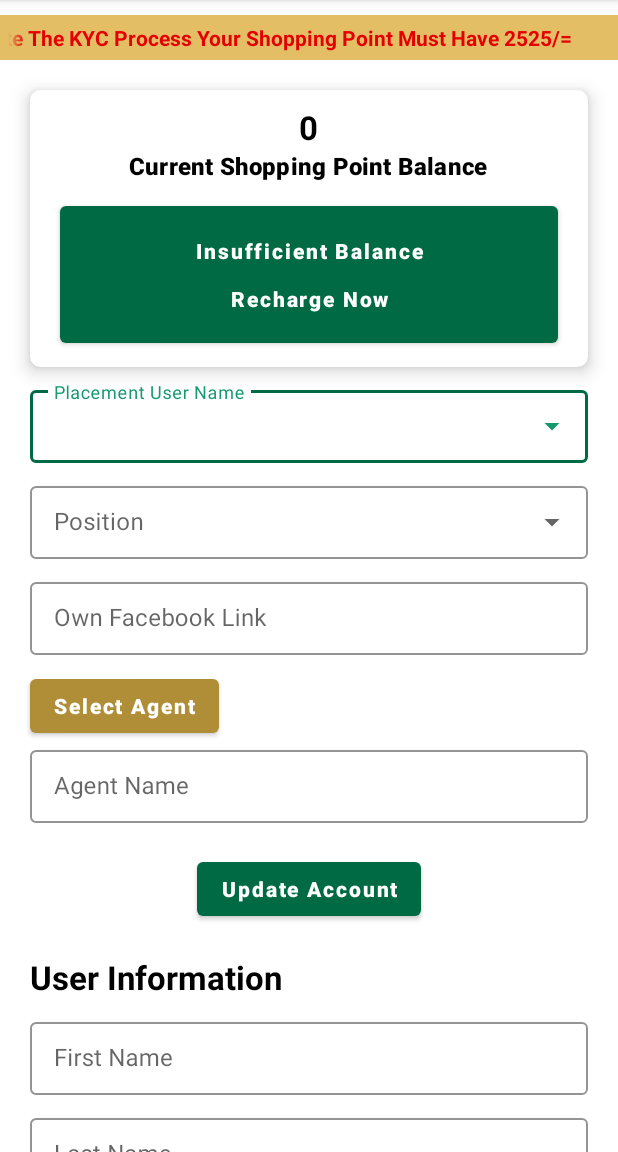
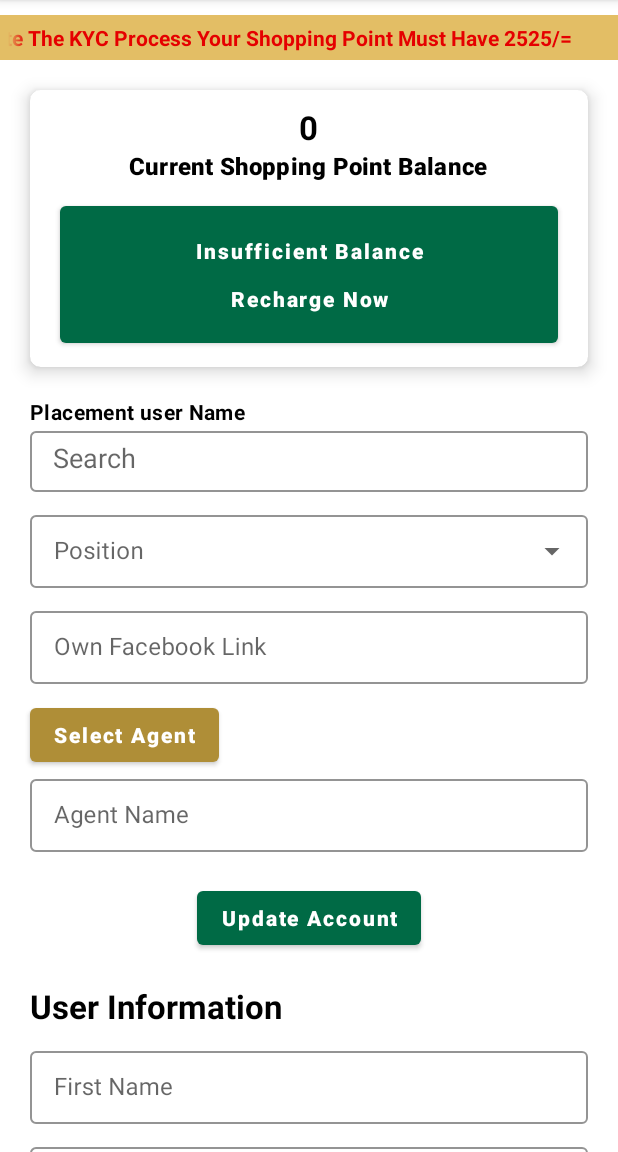
Before and after one commit to IbrarTanim/PBIBD-App, an Android app: the fragment UpdateKYCFragment shown on its own in the app's theme, on a phone screen of 412 x 824 dp, the part 84-1236 px from its top. Run offline under Robolectric (Android 15) with nearby library versions, the phone set to English and light mode, and no system bars; our stand-ins replace CircleImageView; libraries missing offline, so code that uses them is left out: es.dmoral.toasty.

Commit message:
14/03/2022

```diff
--- a/app/src/main/java/com/pbilbd/activities/SplashActivity.java
+++ b/app/src/main/java/com/pbilbd/activities/SplashActivity.java
@@ -25,7 +25,7 @@ public class SplashActivity extends AppCompatActivity {
         setContentView(binding.getRoot());
         activity = this;
 
-        new Handler().postDelayed(new Runnable() {
+        binding.splashMainLayout.post(new Runnable() {
             @Override
             public void run() {
                 binding.splashMainLayout.transitionToEnd();
@@ -62,7 +62,7 @@ public class SplashActivity extends AppCompatActivity {
                     }
                 });
             }
-        }, 300);
+        });
 
     }
 
--- a/app/src/main/java/com/pbilbd/activities/signin/SignInActivity.java
+++ b/app/src/main/java/com/pbilbd/activities/signin/SignInActivity.java
@@ -47,12 +47,12 @@ public class SignInActivity extends AppCompatActivity {
          * Page
          * Animation
          * */
-        new Handler().postDelayed(new Runnable() {
+        binding.signInMainLayout.post(new Runnable() {
             @Override
             public void run() {
                 binding.signInMainLayout.transitionToEnd();
             }
-        }, 300);
+        });
 
 
         activity = this;
--- a/app/src/main/java/com/pbilbd/activities/signup/SignUpActivity.java
+++ b/app/src/main/java/com/pbilbd/activities/signup/SignUpActivity.java
@@ -49,12 +49,12 @@ public class SignUpActivity extends AppCompatActivity {
          * Page
          * Animation
          * */
-        new Handler().postDelayed(new Runnable() {
+        binding.signUpMotionLayout.post(new Runnable() {
             @Override
             public void run() {
                 binding.signUpMotionLayout.transitionToEnd();
             }
-        }, 300);
+        });
 
     }
 
--- a/app/src/main/java/com/pbilbd/network/NetworkInterface.java
+++ b/app/src/main/java/com/pbilbd/network/NetworkInterface.java
@@ -4,6 +4,7 @@ import com.pbilbd.dto.responses.dashboard.DashboardResponse;
 import com.pbilbd.dto.responses.defaultsuccess.DefaultSuccessResponse;
 import com.pbilbd.dto.responses.loginresponse.LoginResponse;
 import com.pbilbd.dto.responses.placementuser.PlacementUserResponse;
+import com.pbilbd.dto.responses.positionbyplacement.PositionByPlacementResponse;
 import com.pbilbd.dto.responses.regresponse.RegistrationResponse;
 import com.pbilbd.dto.responses.shoppingpointtransactions.ShoppingPointTransactionsResponse;
 
@@ -87,4 +88,12 @@ public interface NetworkInterface {
      * */
     @POST("placement")
     Call<PlacementUserResponse> searchPlacementUser(@Header("Authorization") String accessToken, @Query("username") String placementUser);
+
+    /**
+     * Position
+     * By
+     * Placement
+     * */
+    @POST("position")
+    Call<PositionByPlacementResponse> positionByPlacement(@Header("Authorization") String accessToken, @Query("username") String placementUser);
 }
--- a/app/src/main/java/com/pbilbd/ui/dashboard/updatekyc/UpdateKYCViewModel.java
+++ b/app/src/main/java/com/pbilbd/ui/dashboard/updatekyc/UpdateKYCViewModel.java
@@ -6,6 +6,7 @@ import androidx.lifecycle.MutableLiveData;
 import androidx.lifecycle.ViewModel;
 
 import com.pbilbd.dto.responses.placementuser.PlacementUserResponse;
+import com.pbilbd.dto.responses.positionbyplacement.PositionByPlacementResponse;
 
 public class UpdateKYCViewModel extends ViewModel {
 
@@ -18,4 +19,8 @@ public class UpdateKYCViewModel extends ViewModel {
     public MutableLiveData<PlacementUserResponse> searchPlacementUser(String placementUser){
         return repository.searchPlacementUser(placementUser);
     }
+
+    public MutableLiveData<PositionByPlacementResponse> positionByPlacement(String placementUserId){
+        return repository.positionByPlacement(placementUserId);
+    }
 }
--- a/app/src/main/res/drawable/box_stroke_selector.xml
+++ b/app/src/main/res/drawable/box_stroke_selector.xml
@@ -5,6 +5,6 @@
     <stroke
         android:width="@dimen/one"
         android:color="@color/box_stroke" />
-    <corners android:radius="@dimen/seven" />
+    <corners android:radius="@dimen/three" />
 
 </shape>
--- a/app/src/main/res/layout/update_k_y_c_fragment.xml
+++ b/app/src/main/res/layout/update_k_y_c_fragment.xml
@@ -84,25 +84,57 @@
 
         </com.google.android.material.card.MaterialCardView>
 
-        <com.google.android.material.textfield.TextInputLayout
+        <com.google.android.material.textview.MaterialTextView
+            android:id="@+id/placement_user_layout_title"
+            android:layout_width="wrap_content"
+            android:layout_height="wrap_content"
+            android:layout_gravity="center"
+            android:layout_marginStart="@dimen/twenty"
+            android:layout_marginTop="@dimen/twenty"
+            android:layout_marginEnd="@dimen/twenty"
+            android:text="Placement user Name"
+            android:textAppearance="@style/TextAppearance.Material3.BodyMedium"
+            android:textColor="@color/black"
+            android:textStyle="bold"
+            app:layout_constraintStart_toStartOf="parent"
+            app:layout_constraintTop_toBottomOf="@+id/balance_card" />
+
+
+        <RelativeLayout
             android:id="@+id/placement_user_layout"
-            style="@style/TextInputDropDownLayout"
             android:layout_width="match_parent"
             android:layout_height="wrap_content"
             android:layout_marginStart="@dimen/twenty"
-            android:layout_marginTop="@dimen/ten"
+            android:layout_marginTop="@dimen/three"
             android:layout_marginEnd="@dimen/twenty"
-            android:hint="Placement User Name"
-            app:endIconMode="dropdown_menu"
-            app:layout_constraintTop_toBottomOf="@+id/balance_card">
+            android:background="@drawable/box_stroke_selector"
+            android:orientation="horizontal"
+            android:padding="@dimen/five"
+            app:layout_constraintTop_toBottomOf="@+id/placement_user_layout_title">
 
-            <com.google.android.material.textfield.MaterialAutoCompleteTextView
-                android:id="@+id/atv_placement_user_name"
+            <androidx.appcompat.widget.AppCompatSpinner
+                android:id="@+id/spinner_placement_user"
                 android:layout_width="match_parent"
                 android:layout_height="wrap_content"
-                android:inputType="text"/>
+                android:visibility="gone"
+                android:backgroundTint="@color/secondaryColor"
+                android:layout_alignParentTop="true"
+                android:paddingStart="@dimen/two"
+                android:paddingEnd="@dimen/zero"/>
 
-        </com.google.android.material.textfield.TextInputLayout>
+            <androidx.appcompat.widget.AppCompatEditText
+                android:id="@+id/et_placement_user"
+                android:layout_width="match_parent"
+                android:layout_height="wrap_content"
+                android:background="@color/transparent"
+                android:hint="Search"
+                android:paddingStart="@dimen/ten"
+                android:paddingEnd="@dimen/ten"
+                android:paddingBottom="@dimen/five"
+                android:layout_below="@+id/spinner_placement_user"/>
+
+        </RelativeLayout>
+
 
         <com.google.android.material.textfield.TextInputLayout
             android:id="@+id/position_layout"
@@ -467,7 +499,7 @@
             android:layout_marginEnd="@dimen/twenty"
             android:background="@drawable/box_stroke_selector"
             android:orientation="horizontal"
-            android:padding="@dimen/three"
+            android:padding="@dimen/ten"
             app:layout_constraintTop_toBottomOf="@+id/date_birth_layout_title">
 
             <com.google.android.material.textview.MaterialTextView
```
Also changed, not shown: app/src/main/java/com/pbilbd/dto/responses/positionbyplacement/Datum.java (added, +74 -0 lines), app/src/main/java/com/pbilbd/dto/responses/positionbyplacement/PositionByPlacementResponse.java (added, +71 -0 lines), app/src/main/java/com/pbilbd/ui/dashboard/updatekyc/UpdateKYCFragment.java (+59 -3 lines), app/src/main/java/com/pbilbd/ui/dashboard/updatekyc/UpdateKYCRepository.java (+30 -0 lines), app/src/main/res/drawable-hdpi/pbi_search.png (added), app/src/main/res/drawable-mdpi/pbi_search.png (added), app/src/main/res/drawable-xhdpi/pbi_search.png (added), app/src/main/res/drawable-xxhdpi/pbi_search.png (added), app/src/main/res/drawable-xxxhdpi/pbi_search.png (added).
